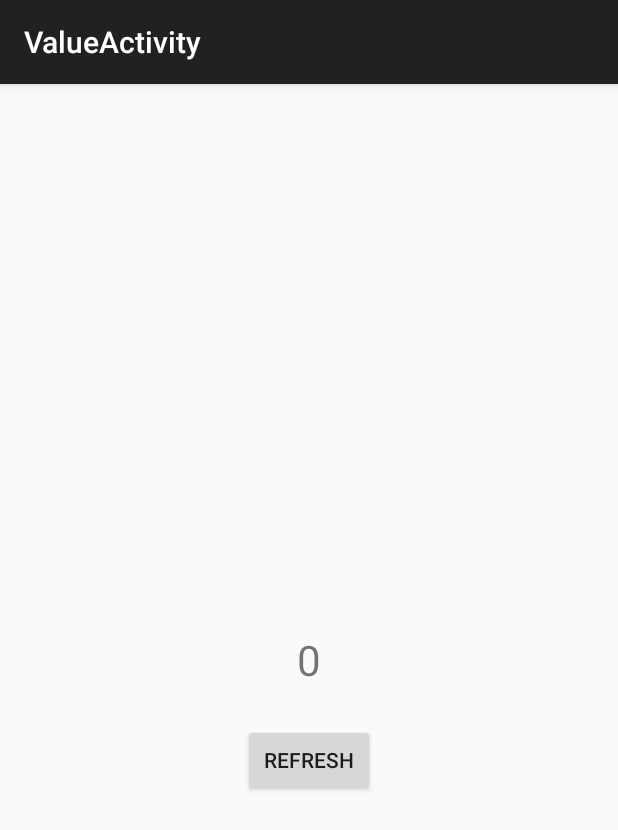
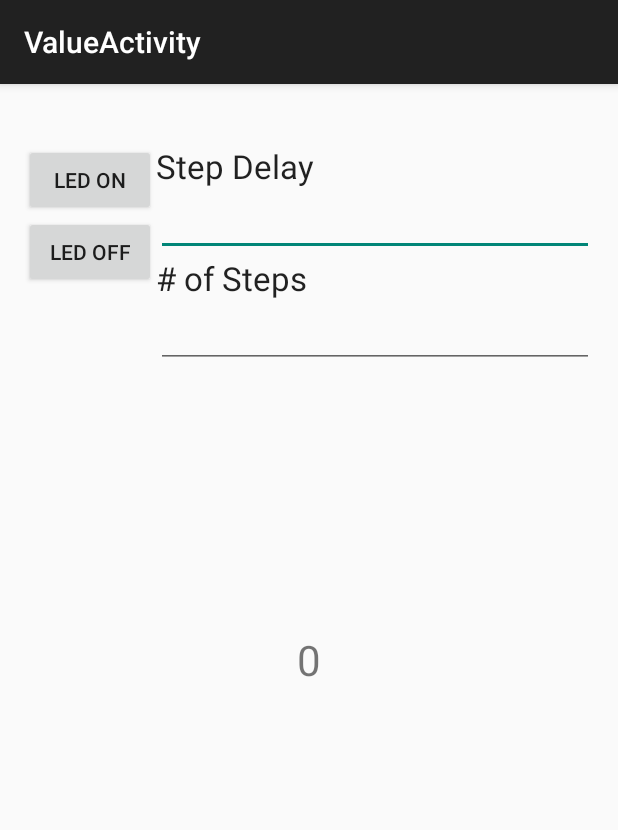
Before and after one commit to farzodd/eec284project, an Android app: the ValueActivity screen opened directly, with no data from a screen before it, on a phone screen of 412 x 824 dp. Shown: the top 830 px of the screen. Run offline under Robolectric (Android 15) with nearby library versions, the phone set to English and light mode, and no system bars.

Commit message:
got delay and steps working.  new tinker fork with new function

```diff
--- a/spark-sdk-android-master/example_app/src/main/res/layout/activity_value.xml
+++ b/spark-sdk-android-master/example_app/src/main/res/layout/activity_value.xml
@@ -13,14 +13,73 @@
         android:layout_centerVertical="true"
         android:layout_centerHorizontal="true" />
 
-    <Button
-        android:layout_width="wrap_content"
-        android:layout_height="wrap_content"
-        android:text="Refresh"
-        android:id="@+id/refresh_button"
-        android:layout_below="@id/value"
-        android:layout_centerHorizontal="true"
-        android:layout_marginTop="24dp"
-        />
+    <LinearLayout
+        android:orientation="horizontal"
+        android:layout_width="match_parent"
+        android:layout_height="match_parent"
+        android:baselineAligned="false">
+
+        <LinearLayout
+            android:orientation="vertical"
+            android:layout_width="wrap_content"
+            android:layout_height="match_parent"
+            android:layout_alignParentTop="true"
+            android:layout_alignParentLeft="true"
+            android:layout_alignParentStart="true">
+
+            <Button
+                android:layout_width="wrap_content"
+                android:layout_height="wrap_content"
+                android:text="LED ON"
+                android:id="@+id/led_on"
+                android:layout_marginTop="24dp"
+                />
+
+            <Button
+                android:layout_width="wrap_content"
+                android:layout_height="wrap_content"
+                android:text="LED OFF"
+                android:id="@+id/led_off"
+                />
+
+        </LinearLayout>
+
+        <LinearLayout
+            android:orientation="vertical"
+            android:layout_width="match_parent"
+            android:layout_height="match_parent">
+
+            <TextView
+                android:layout_width="wrap_content"
+                android:layout_height="wrap_content"
+                android:textAppearance="?android:attr/textAppearanceLarge"
+                android:text="Step Delay"
+                android:id="@+id/stepDelayLabel"
+                android:layout_marginTop="24dp" />
+
+            <EditText
+                android:layout_width="match_parent"
+                android:layout_height="wrap_content"
+                android:inputType="number"
+                android:ems="10"
+                android:id="@+id/stepDelay"
+                android:enabled="true" />
+
+            <TextView
+                android:layout_width="wrap_content"
+                android:layout_height="wrap_content"
+                android:textAppearance="?android:attr/textAppearanceLarge"
+                android:text="# of Steps"
+                android:id="@+id/numStepsLabel" />
+
+            <EditText
+                android:layout_width="match_parent"
+                android:layout_height="wrap_content"
+                android:inputType="number"
+                android:ems="10"
+                android:id="@+id/numSteps"
+                android:enabled="true" />
+        </LinearLayout>
+    </LinearLayout>
 
 </RelativeLayout>
```
Also changed, not shown: spark-sdk-android-master/example_app/src/main/java/io/particle/cloudsdk/example_app/ValueActivity.java (+64 -32 lines), 1 other file.
